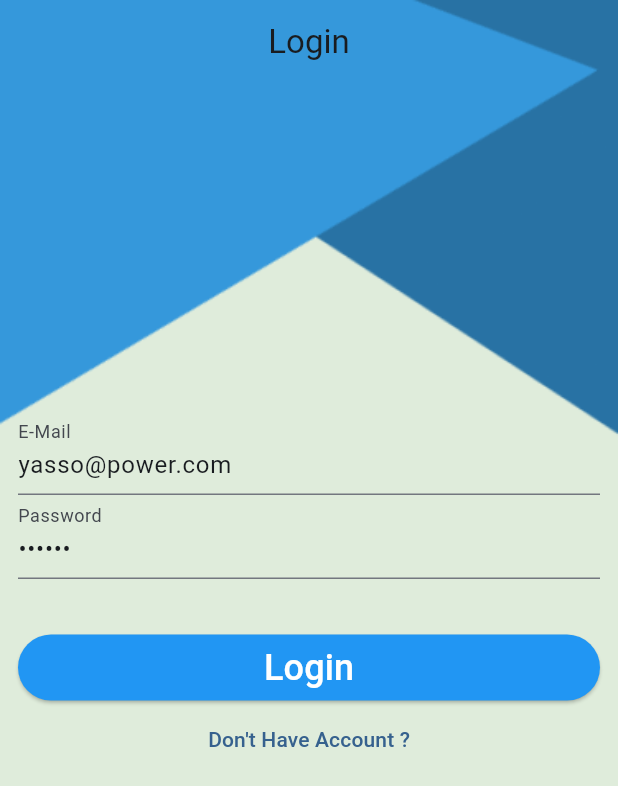
After one commit to opxrr/todo, a Flutter app: the screen it shows after launch, after a tap on an icon or button, on a phone screen of 412 x 824 dp. The commit adds this screen. Shown: the top 786 px of the screen. Run offline on Flutter 3.47's test engine with Material 2 defaults, Android fonts, the phone set to English and light mode, and no system bars; our stand-ins replace firebase_auth, firebase_core; accounts and stored records are empty; network calls fail.

Commit message:
+feature/Login fix feature/Register

```diff
--- a/lib/main.dart
+++ b/lib/main.dart
@@ -1,4 +1,5 @@
 import 'package:flutter/material.dart';
+import 'package:todo/ui/login/login_screen.dart';
 import 'package:todo/ui/register/register_screen.dart';
 import 'package:firebase_core/firebase_core.dart';
 import 'firebase_options.dart';
@@ -20,6 +21,7 @@ class MyApp extends StatelessWidget {
     return MaterialApp(
       debugShowCheckedModeBanner: false,
       theme: ThemeData(
+
         elevatedButtonTheme: ElevatedButtonThemeData(
           style: ElevatedButton.styleFrom(
               backgroundColor: Colors.blue,
@@ -37,6 +39,7 @@ class MyApp extends StatelessWidget {
 
       routes: {
         RegisterScreen.routeName : (_) => RegisterScreen(),
+        LoginScreen.routeName : (_) => LoginScreen(),
       },
       initialRoute: RegisterScreen.routeName,
     );
--- a/lib/ui/dialog_utils.dart
+++ b/lib/ui/dialog_utils.dart
@@ -21,10 +21,25 @@ class DialogUtils {
   static void hideDialog (BuildContext context){
     Navigator.pop(context);
   }
-  static void showMeassage (BuildContext context,String message,
-  {String? postActionName, String? negActionName}){
+  static void showMessage (BuildContext context,
+      String message, {String? postActionName,
+    VoidCallback? postAction ,
+    String? negActionName,
+    VoidCallback? negAction,}){
     List<Widget>actions=[];
     if(postActionName!=null){
+     actions.add(TextButton(onPressed: (){
+       Navigator.pop(context);
+       postAction?.call();
+     },
+         child: Text(postActionName)));
+    }
+    if(negActionName!=null){
+      actions.add(TextButton(onPressed: (){
+        Navigator.pop(context);
+        negAction?.call();
+      },
+          child: Text(negActionName)));
     }
     showDialog(context: context,
         builder: (buildContext){
@@ -34,6 +49,5 @@ class DialogUtils {
           );
         }
     );
-
   }
 }
--- /dev/null
+++ b/lib/ui/login/login_screen.dart
@@ -0,0 +1,140 @@
+import 'package:firebase_auth/firebase_auth.dart';
+import 'package:flutter/material.dart';
+import 'package:todo/ui/register/register_screen.dart';
+
+import '../../validation_utils.dart';
+import '../compnents/custome_form_field.dart';
+import '../dialog_utils.dart';
+
+class LoginScreen extends StatefulWidget {
+  static const String routeName = 'login';
+
+  @override
+  State<LoginScreen> createState() => _LoginScreenState();
+}
+
+class _LoginScreenState extends State<LoginScreen> {
+  var formKey = GlobalKey<FormState>();
+
+  var mailController = TextEditingController(text: 'yasso@power.com');
+
+  var passwordController = TextEditingController(text: '123456');
+
+
+  @override
+  Widget build(BuildContext context) {
+    return Container(
+      decoration: const BoxDecoration(
+        color: Color(0xFFDFECDB),
+        image: DecorationImage(
+            image: AssetImage('assets/images/auth_pattern.png'),
+            fit: BoxFit.fill
+        ),
+      ),
+
+      child: Scaffold(
+        appBar: AppBar(
+          title: const Text('Login'),
+
+        ),
+        body: Container(
+          padding: EdgeInsets.all(12),
+          child: SingleChildScrollView(
+            child: Form(
+              key: formKey,
+              child: Column(
+                crossAxisAlignment: CrossAxisAlignment.stretch,
+                children: [
+                  SizedBox(
+                    height: MediaQuery.of(context).size.height*0.25,
+                  ),
+                  CustomFormField(
+                    controller: mailController,
+                    label: 'E-Mail',
+                    validator: (text){
+                      if(text == null || text.trim().isEmpty){
+                        return 'Please enter valid e-mail';
+                      }
+                      if (!ValidationUtils.isValidEmail(text)){
+                        return 'Please enter a valid e-mail';
+                      }
+                    },
+                    keyboardType: TextInputType.emailAddress,
+                  ),
+                  CustomFormField(
+                      controller: passwordController,
+                      label: 'Password',
+                      validator: (text){
+                        if(text == null || text.trim().isEmpty){
+                          return 'Please enter password';
+                        }
+                        if(text.length<6){
+                          return 'Password should be at least 6 characters';
+                        }
+                      },
+                      isPassword: true,
+                      keyboardType: TextInputType.text
+                  ),
+                  SizedBox(
+                    height: 35,
+                  ),
+                  ElevatedButton(
+                      style: ElevatedButton.styleFrom(
+                          padding: EdgeInsets.symmetric(vertical: 5)
+                      ),
+                      onPressed: (){
+                        Login();
+                      },
+                      child:const Text('Login',
+                        style: TextStyle(
+                            fontSize: 24,
+                            color: Colors.white
+                        ),)
+                  ),
+                  TextButton(onPressed: (){
+                    Navigator.pushReplacementNamed(context, RegisterScreen.routeName);
+                  }, child: Text("Don't Have Account ?"))
+                ],
+              ),
+            ),
+          ),
+        ),
+
+      ),
+    );
+  }
+
+  FirebaseAuth authServices = FirebaseAuth.instance;
+
+  void Login ()async{
+    if(formKey.currentState?.validate()==false){
+      return;
+    }
+
+    DialogUtils.showLoadingDialog(context,'Loading...');
+    try {
+      var result = await authServices.signInWithEmailAndPassword(email: mailController.text,
+          password: passwordController.text);
+      DialogUtils.hideDialog(context);
+      DialogUtils.showMessage(context, 'Successful login '
+          '${result.user?.uid}');
+    }
+    on FirebaseAuthException catch (e) {
+      DialogUtils.hideDialog(context);
+      String errorMessage ='Wrong E-Mail or Password';
+      DialogUtils.showMessage(context, errorMessage,
+          postActionName: 'Ok');
+    } catch (e) {
+      DialogUtils.hideDialog(context);
+      String errorMessage ='Something went wrong';
+      DialogUtils.showMessage(context, errorMessage,
+          postActionName: 'Cancel',
+          negActionName: 'Try Again',
+          negAction: (){
+            Login();
+          });
+    }
+
+  }
+
+}
```
Also changed, not shown: lib/ui/register/register_screen.dart (+14 -3 lines).
